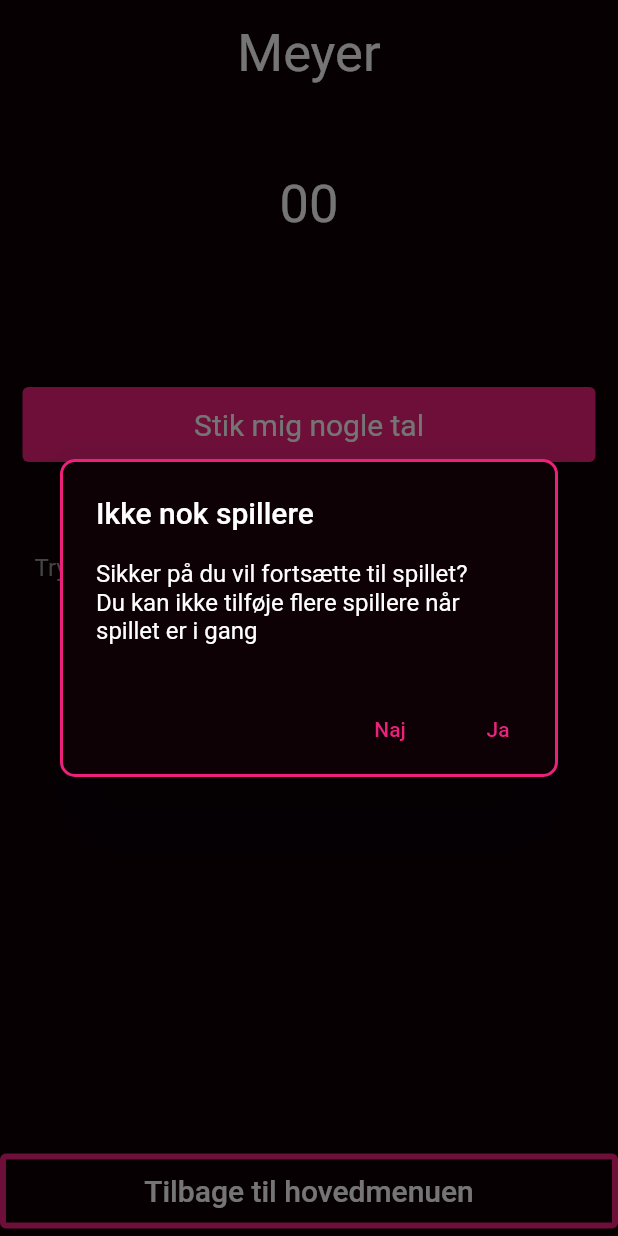
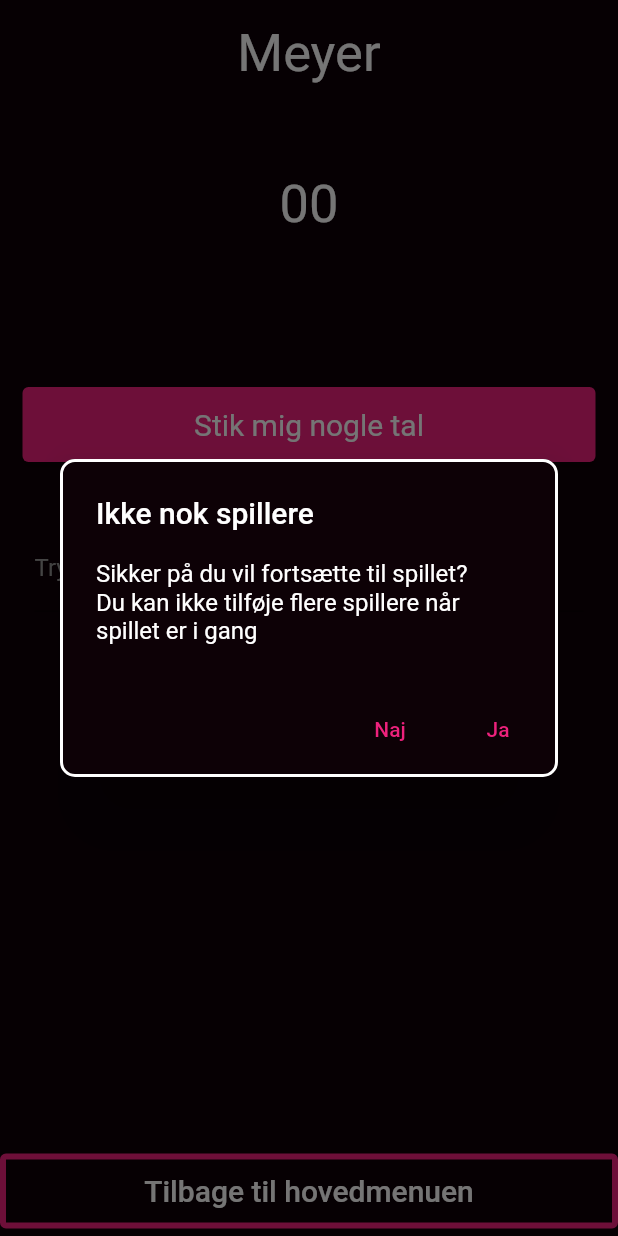
Before and after one commit to BellyMeister/druk-spil, a Flutter app: the MeyerPage screen opened directly, after a tap on "Stik mig nogle tal", on a phone screen of 412 x 824 dp. Run offline on Flutter 3.47's test engine with Material 2 defaults, Android fonts, the phone set to English and light mode, and no system bars.

Commit message:
Different colour for cosmetic reasons

```diff
--- a/lib/meyer/meyer.dart
+++ b/lib/meyer/meyer.dart
@@ -205,7 +205,7 @@ class _MeyerPageState extends State<MeyerPage> {
       builder: (context) => AlertDialog(
         shape: RoundedRectangleBorder(
           borderRadius: BorderRadius.circular(10),
-          side: BorderSide(color: Theme.of(context).accentColor, width: 2)
+          side: BorderSide(color: Colors.white, width: 2)
         ),
         backgroundColor: Theme.of(context).primaryColor,
         title: Text('Er du sikker?'),
@@ -231,7 +231,7 @@ class _MeyerPageState extends State<MeyerPage> {
         backgroundColor: Theme.of(context).backgroundColor,
         shape: RoundedRectangleBorder(
           borderRadius: BorderRadius.circular(10),
-          side: BorderSide(color: Theme.of(context).accentColor, width: 2)
+          side: BorderSide(color: Colors.white, width: 2)
         ),
         title: Text("Ikke nok spillere"),
         content: Text("Sikker på du vil fortsætte til spillet?\nDu kan ikke tilføje flere spillere når spillet er i gang"),
```
